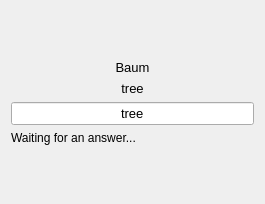
Old version of the form src/practice/practice_widget_written.ui in the repository KDE/parley.
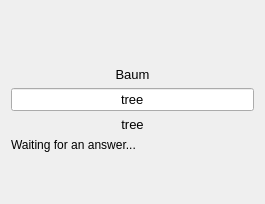
New version of the form. Custom widgets are drawn as their Qt base class.

Commit message: try a better layout for the central widget that works without horizontal movement all the time

```diff
--- a/src/practice/practice_widget_written.ui
+++ b/src/practice/practice_widget_written.ui
@@ -42,21 +42,6 @@
      </property>
     </widget>
    </item>
-   <item>
-    <widget class="QLabel" name="solutionLabel">
-     <property name="font">
-      <font>
-       <pointsize>10</pointsize>
-      </font>
-     </property>
-     <property name="text">
-      <string>tree</string>
-     </property>
-     <property name="alignment">
-      <set>Qt::AlignCenter</set>
-     </property>
-    </widget>
-   </item>
    <item>
     <widget class="KLineEdit" name="answerEdit">
      <property name="font">
@@ -75,29 +60,40 @@
      </property>
     </widget>
    </item>
+   <item>
+    <widget class="QLabel" name="solutionLabel">
+     <property name="font">
+      <font>
+       <pointsize>10</pointsize>
+      </font>
+     </property>
+     <property name="text">
+      <string>tree</string>
+     </property>
+     <property name="alignment">
+      <set>Qt::AlignCenter</set>
+     </property>
+    </widget>
+   </item>
    <item>
     <widget class="QLabel" name="helpLabel">
+     <property name="sizePolicy">
+      <sizepolicy hsizetype="Preferred" vsizetype="Expanding">
+       <horstretch>0</horstretch>
+       <verstretch>0</verstretch>
+      </sizepolicy>
+     </property>
      <property name="text">
       <string>Waiting for an answer...</string>
      </property>
+     <property name="alignment">
+      <set>Qt::AlignLeading|Qt::AlignLeft|Qt::AlignTop</set>
+     </property>
      <property name="wordWrap">
       <bool>true</bool>
      </property>
     </widget>
    </item>
-   <item>
-    <spacer name="verticalSpacer">
-     <property name="orientation">
-      <enum>Qt::Vertical</enum>
-     </property>
-     <property name="sizeHint" stdset="0">
-      <size>
-       <width>20</width>
-       <height>40</height>
-      </size>
-     </property>
-    </spacer>
-   </item>
   </layout>
  </widget>
  <customwidgets>
```
The commit also changes 1 other file.
